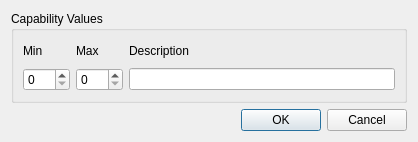
First picture: the form in fixtureeditor/editcapability.ui, repository mcallegari/qlcplus, before the edit.
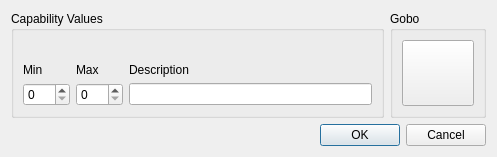
Second picture: the form after the edit.

```diff
--- a/fixtureeditor/editcapability.ui
+++ b/fixtureeditor/editcapability.ui
@@ -1,12 +1,12 @@
 <ui version="4.0" >
  <class>EditCapability</class>
- <widget class="QDialog" name="EditCapability" >
-  <property name="geometry" >
+ <widget class="QDialog" name="EditCapability">
+  <property name="geometry">
    <rect>
     <x>0</x>
     <y>0</y>
-    <width>418</width>
-    <height>142</height>
+    <width>497</width>
+    <height>157</height>
    </rect>
   </property>
   <property name="windowTitle" >
@@ -14,45 +14,68 @@
   </property>
   <layout class="QVBoxLayout" >
    <item>
-    <widget class="QGroupBox" name="m_valueGroup" >
-     <property name="title" >
+    <layout class="QHBoxLayout" name="horizontalLayout">
+     <item>
+      <widget class="QGroupBox" name="m_valueGroup">
+       <property name="title">
       <string>Capability Values</string>
      </property>
-     <layout class="QGridLayout" >
-      <item row="0" column="0" >
-       <widget class="QLabel" name="m_minLabel" >
-        <property name="text" >
-         <string>Min</string>
-        </property>
-       </widget>
-      </item>
-      <item row="0" column="1" >
-       <widget class="QLabel" name="m_maxLabel" >
-        <property name="text" >
+       <layout class="QGridLayout">
+        <item row="2" column="2">
+         <widget class="QLineEdit" name="m_descriptionEdit"/>
+        </item>
+        <item row="1" column="1">
+         <widget class="QLabel" name="m_maxLabel">
+          <property name="sizePolicy">
+           <sizepolicy hsizetype="Preferred" vsizetype="Preferred">
+            <horstretch>0</horstretch>
+            <verstretch>0</verstretch>
+           </sizepolicy>
+          </property>
+          <property name="text">
          <string>Max</string>
         </property>
        </widget>
       </item>
-      <item row="0" column="2" >
-       <widget class="QLabel" name="m_descriptionLabel" >
-        <property name="text" >
+        <item row="2" column="1">
+         <widget class="QSpinBox" name="m_maxSpin">
+          <property name="accelerated">
+           <bool>true</bool>
+          </property>
+          <property name="maximum">
+           <number>255</number>
+          </property>
+         </widget>
+        </item>
+        <item row="1" column="2">
+         <widget class="QLabel" name="m_descriptionLabel">
+          <property name="sizePolicy">
+           <sizepolicy hsizetype="Preferred" vsizetype="Preferred">
+            <horstretch>0</horstretch>
+            <verstretch>0</verstretch>
+           </sizepolicy>
+          </property>
+          <property name="text">
          <string>Description</string>
         </property>
        </widget>
       </item>
-      <item row="1" column="0" >
-       <widget class="QSpinBox" name="m_minSpin" >
-        <property name="accelerated" >
-         <bool>true</bool>
-        </property>
-        <property name="maximum" >
-         <number>255</number>
+        <item row="1" column="0">
+         <widget class="QLabel" name="m_minLabel">
+          <property name="sizePolicy">
+           <sizepolicy hsizetype="Preferred" vsizetype="Preferred">
+            <horstretch>0</horstretch>
+            <verstretch>0</verstretch>
+           </sizepolicy>
+          </property>
+          <property name="text">
+           <string>Min</string>
         </property>
        </widget>
       </item>
-      <item row="1" column="1" >
-       <widget class="QSpinBox" name="m_maxSpin" >
-        <property name="accelerated" >
+        <item row="2" column="0">
+         <widget class="QSpinBox" name="m_minSpin">
+          <property name="accelerated">
          <bool>true</bool>
         </property>
         <property name="maximum" >
@@ -60,15 +83,58 @@
         </property>
        </widget>
       </item>
-      <item row="1" column="2" >
-       <widget class="QLineEdit" name="m_descriptionEdit" />
+        <item row="0" column="0" colspan="3">
+         <spacer name="verticalSpacer">
+          <property name="orientation">
+           <enum>Qt::Vertical</enum>
+          </property>
+          <property name="sizeHint" stdset="0">
+           <size>
+            <width>20</width>
+            <height>40</height>
+           </size>
+          </property>
+         </spacer>
       </item>
      </layout>
     </widget>
    </item>
    <item>
-    <widget class="QDialogButtonBox" name="m_buttonBox" >
-     <property name="orientation" >
+      <widget class="QGroupBox" name="m_resourceGroup">
+       <property name="title">
+        <string>Gobo</string>
+       </property>
+       <layout class="QGridLayout" name="gridLayout">
+        <item row="0" column="0">
+         <widget class="QToolButton" name="m_resourceButton">
+          <property name="minimumSize">
+           <size>
+            <width>64</width>
+            <height>64</height>
+           </size>
+          </property>
+          <property name="text">
+           <string/>
+          </property>
+          <property name="iconSize">
+           <size>
+            <width>64</width>
+            <height>64</height>
+           </size>
+          </property>
+          <property name="arrowType">
+           <enum>Qt::NoArrow</enum>
+          </property>
+         </widget>
+        </item>
+       </layout>
+      </widget>
+     </item>
+    </layout>
+   </item>
+   <item>
+    <widget class="QDialogButtonBox" name="m_buttonBox">
+     <property name="orientation">
       <enum>Qt::Horizontal</enum>
      </property>
      <property name="standardButtons" >
```
Left out of the diff: 19 changed lines with no effect on the pictures. Lines whose indentation alone changed are shown as unchanged.
